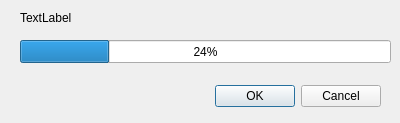
Old version of the form dialogs/pedology.ui in the repository paul-carteron/Qracines.
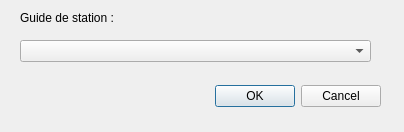
New version of the form.

What changed in the file:
```diff
--- a/dialogs/pedology.ui
+++ b/dialogs/pedology.ui
@@ -6,8 +6,8 @@
    <rect>
     <x>0</x>
     <y>0</y>
-    <width>400</width>
-    <height>123</height>
+    <width>404</width>
+    <height>132</height>
    </rect>
   </property>
   <property name="windowTitle">
@@ -29,19 +29,6 @@
     <set>QDialogButtonBox::Cancel|QDialogButtonBox::Ok</set>
    </property>
   </widget>
-  <widget class="QProgressBar" name="progressBar">
-   <property name="geometry">
-    <rect>
-     <x>20</x>
-     <y>40</y>
-     <width>371</width>
-     <height>23</height>
-    </rect>
-   </property>
-   <property name="value">
-    <number>24</number>
-   </property>
-  </widget>
   <widget class="QLabel" name="label">
    <property name="geometry">
     <rect>
@@ -52,7 +39,17 @@
     </rect>
    </property>
    <property name="text">
-    <string>TextLabel</string>
+    <string>Guide de station :</string>
+   </property>
+  </widget>
+  <widget class="QComboBox" name="comboBox">
+   <property name="geometry">
+    <rect>
+     <x>20</x>
+     <y>40</y>
+     <width>351</width>
+     <height>22</height>
+    </rect>
    </property>
   </widget>
  </widget>
```
